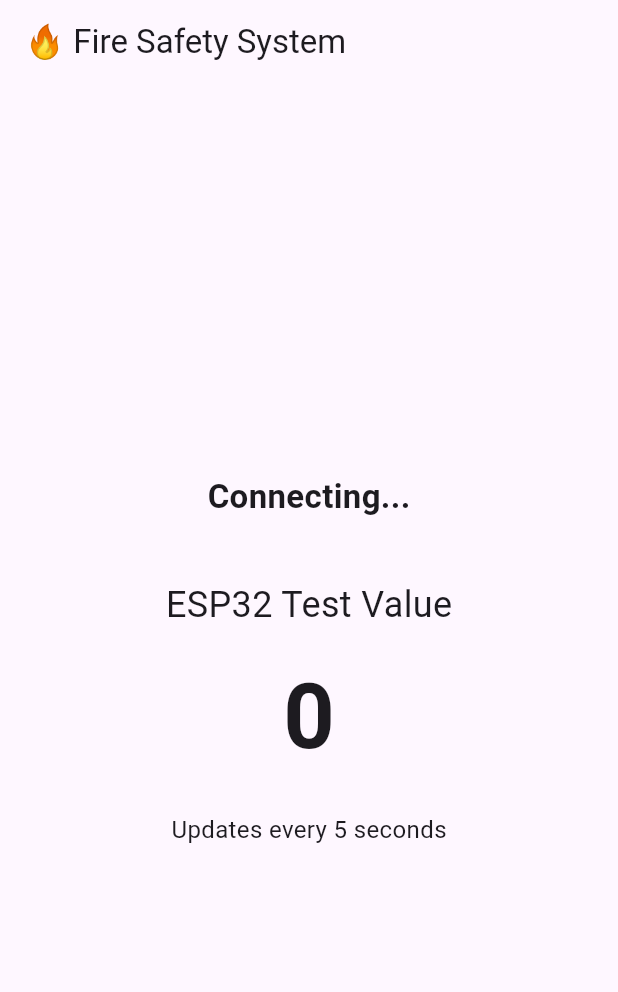
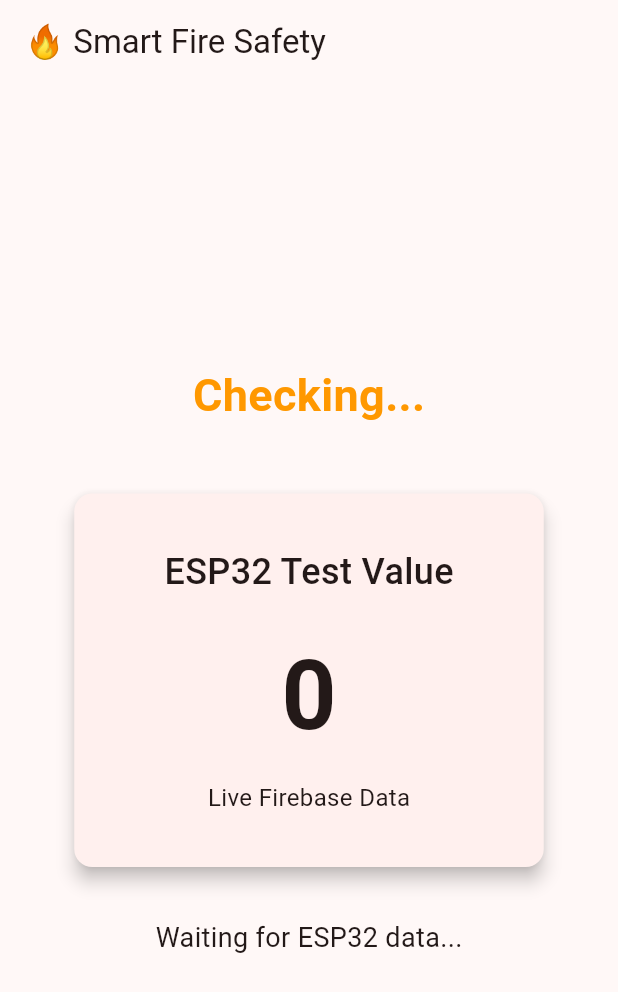
Before and after one commit to karthikeyan210107/ISTE-hackathon, a Flutter app: the screen it shows after launch, on a phone screen of 412 x 824 dp. Shown: the top 992 px of the screen. Run offline on Flutter 3.47's test engine with Material 3 defaults, Android fonts, the phone set to English and light mode, and no system bars; our stand-ins replace firebase_core, firebase_database; missing offline and left inert: firebase_data_connect; accounts and stored records are empty; generated files the repository leaves out were written again.

Commit message:
thas a lot

```diff
--- a/lib/main.dart
+++ b/lib/main.dart
@@ -1,10 +1,15 @@
 import 'package:firebase_core/firebase_core.dart';
 import 'package:firebase_database/firebase_database.dart';
 import 'package:flutter/material.dart';
+import 'firebase_options.dart';
 
 Future<void> main() async {
   WidgetsFlutterBinding.ensureInitialized();
-  await Firebase.initializeApp();
+
+  await Firebase.initializeApp(
+    options: DefaultFirebaseOptions.currentPlatform,
+  );
+
   runApp(const FireSafetyApp());
 }
 
@@ -15,9 +20,10 @@ class FireSafetyApp extends StatelessWidget {
   Widget build(BuildContext context) {
     return MaterialApp(
       debugShowCheckedModeBanner: false,
-      title: 'Fire Safety System',
+      title: 'Smart Fire Safety',
       theme: ThemeData(
-        primarySwatch: Colors.red,
+        colorScheme: ColorScheme.fromSeed(seedColor: Colors.red),
+        useMaterial3: true,
       ),
       home: const HomePage(),
     );
@@ -32,63 +38,108 @@ class HomePage extends StatefulWidget {
 }
 
 class _HomePageState extends State<HomePage> {
-  int testValue = 0;
+  final DatabaseReference testRef =
+      FirebaseDatabase.instance.ref('test/value');
+
+  int value = 0;
   bool connected = false;
+  String status = 'Checking...';
 
   @override
   void initState() {
     super.initState();
 
-    FirebaseDatabase.instance.ref('test/value').onValue.listen((event) {
-      final value = event.snapshot.value;
+    testRef.onValue.listen(
+      (event) {
+        final data = event.snapshot.value;
 
-      if (value != null) {
+        if (!mounted) return;
+
         setState(() {
-          testValue = int.tryParse(value.toString()) ?? 0;
+          if (data != null) {
+            value = int.tryParse(data.toString()) ?? 0;
             connected = true;
-        });
+            status = 'Firebase Connected';
           }
         });
+      },
+      onError: (error) {
+        if (!mounted) return;
+
+        setState(() {
+          connected = false;
+          status = 'Firebase Connection Error';
+        });
+      },
+    );
   }
 
   @override
   Widget build(BuildContext context) {
     return Scaffold(
       appBar: AppBar(
-        title: const Text('🔥 Fire Safety System'),
+        title: const Text('🔥 Smart Fire Safety'),
+        centerTitle: false,
       ),
       body: Center(
+        child: Padding(
+          padding: const EdgeInsets.all(24),
           child: Column(
             mainAxisAlignment: MainAxisAlignment.center,
             children: [
               Text(
-              connected ? 'Firebase Connected' : 'Connecting...',
+                status,
                 style: TextStyle(
-                fontSize: 22,
+                  fontSize: 30,
+                  fontWeight: FontWeight.bold,
+                  color: connected ? Colors.green : Colors.orange,
+                ),
+              ),
+              const SizedBox(height: 40),
+              Card(
+                elevation: 5,
+                child: Padding(
+                  padding: const EdgeInsets.symmetric(
+                    horizontal: 60,
+                    vertical: 35,
+                  ),
+                  child: Column(
+                    children: [
+                      const Text(
+                        'ESP32 Test Value',
+                        style: TextStyle(
+                          fontSize: 24,
+                          fontWeight: FontWeight.w500,
+                        ),
+                      ),
+                      const SizedBox(height: 20),
+                      Text(
+                        '$value',
+                        style: const TextStyle(
+                          fontSize: 64,
                           fontWeight: FontWeight.bold,
                         ),
                       ),
-            const SizedBox(height: 40),
+                      const SizedBox(height: 10),
                       const Text(
-              'ESP32 Test Value',
-              style: TextStyle(fontSize: 24),
-            ),
-            const SizedBox(height: 15),
-            Text(
-              '$testValue',
-              style: const TextStyle(
-                fontSize: 60,
-                fontWeight: FontWeight.bold,
-              ),
-            ),
-            const SizedBox(height: 20),
-            const Text(
-              'Updates every 5 seconds',
+                        'Live Firebase Data',
                         style: TextStyle(fontSize: 16),
                       ),
                     ],
                   ),
                 ),
+              ),
+              const SizedBox(height: 30),
+              Text(
+                connected
+                    ? 'ESP32 is sending data'
+                    : 'Waiting for ESP32 data...',
+                style: const TextStyle(fontSize: 18),
+              ),
+            ],
+          ),
+        ),
+      ),
     );
   }
 }
```
Also changed, not shown: 1 other file. Lines whose indentation alone changed are shown as unchanged.
